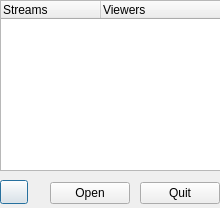
Before: the Qt Designer form systemtraydialog.ui in pomidi/TwitchLivestreamer, drawn with Qt 5.
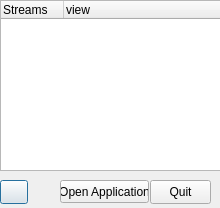
After: the same form once the commit is applied. Icons and pictures are not drawn.

Diff of the .ui file:
```diff
--- a/systemtraydialog.ui
+++ b/systemtraydialog.ui
@@ -25,14 +25,38 @@
      <height>171</height>
     </rect>
    </property>
+   <property name="indentation">
+    <number>20</number>
+   </property>
+   <property name="columnCount">
+    <number>2</number>
+   </property>
+   <attribute name="headerCascadingSectionResizes">
+    <bool>false</bool>
+   </attribute>
+   <attribute name="headerDefaultSectionSize">
+    <number>63</number>
+   </attribute>
+   <attribute name="headerHighlightSections">
+    <bool>false</bool>
+   </attribute>
+   <attribute name="headerMinimumSectionSize">
+    <number>21</number>
+   </attribute>
+   <attribute name="headerShowSortIndicator" stdset="0">
+    <bool>false</bool>
+   </attribute>
    <column>
     <property name="text">
      <string>Streams</string>
     </property>
+    <property name="textAlignment">
+     <set>AlignLeading|AlignTop</set>
+    </property>
    </column>
    <column>
     <property name="text">
-     <string>Viewers</string>
+     <string>view</string>
     </property>
    </column>
   </widget>
@@ -53,65 +77,35 @@
      <normaloff>:/refresh.png</normaloff>:/refresh.png</iconset>
    </property>
   </widget>
-  <widget class="QWidget" name="layoutWidget">
+  <widget class="QPushButton" name="AddBtn">
    <property name="geometry">
     <rect>
-     <x>50</x>
+     <x>60</x>
      <y>180</y>
-     <width>170</width>
-     <height>26</height>
+     <width>89</width>
+     <height>23</height>
     </rect>
    </property>
-   <layout class="QHBoxLayout" name="horizontalLayout">
-    <item>
-     <widget class="QPushButton" name="AddBtn">
-      <property name="text">
-       <string>Open</string>
-      </property>
-      <property name="icon">
-       <iconset resource="images/resources.qrc">
-        <normaloff>:/logo.png</normaloff>:/logo.png</iconset>
-      </property>
-     </widget>
-    </item>
-    <item>
-     <spacer name="horizontalSpacer_2">
-      <property name="orientation">
-       <enum>Qt::Horizontal</enum>
-      </property>
-      <property name="sizeHint" stdset="0">
-       <size>
-        <width>40</width>
-        <height>20</height>
-       </size>
-      </property>
-     </spacer>
-    </item>
-    <item>
-     <spacer name="horizontalSpacer">
-      <property name="orientation">
-       <enum>Qt::Horizontal</enum>
-      </property>
-      <property name="sizeHint" stdset="0">
-       <size>
-        <width>40</width>
-        <height>20</height>
-       </size>
-      </property>
-     </spacer>
-    </item>
-    <item>
-     <widget class="QPushButton" name="ExitBtn">
-      <property name="text">
-       <string>Quit</string>
-      </property>
-      <property name="icon">
-       <iconset resource="images/resources.qrc">
-        <normaloff>:/remove.png</normaloff>:/remove.png</iconset>
-      </property>
-     </widget>
-    </item>
-   </layout>
+   <property name="text">
+    <string>Open Application</string>
+   </property>
+  </widget>
+  <widget class="QPushButton" name="ExitBtn">
+   <property name="geometry">
+    <rect>
+     <x>150</x>
+     <y>180</y>
+     <width>61</width>
+     <height>24</height>
+    </rect>
+   </property>
+   <property name="text">
+    <string>Quit</string>
+   </property>
+   <property name="icon">
+    <iconset resource="images/resources.qrc">
+     <normaloff>:/remove.png</normaloff>:/remove.png</iconset>
+   </property>
   </widget>
  </widget>
  <resources>
```
